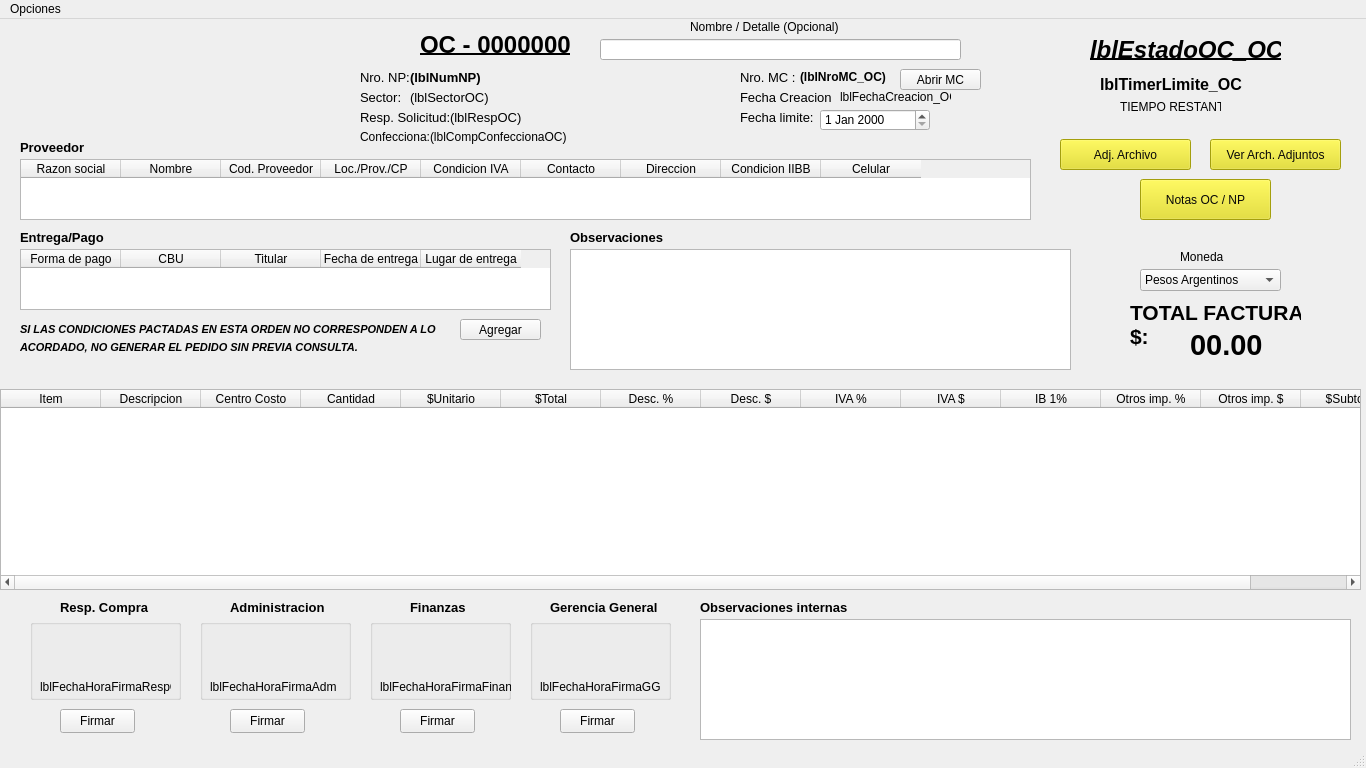
The window that editar_oc.ui (AyeQuinteros15/DemoPracticas) describes before a commit, drawn with Qt 5.
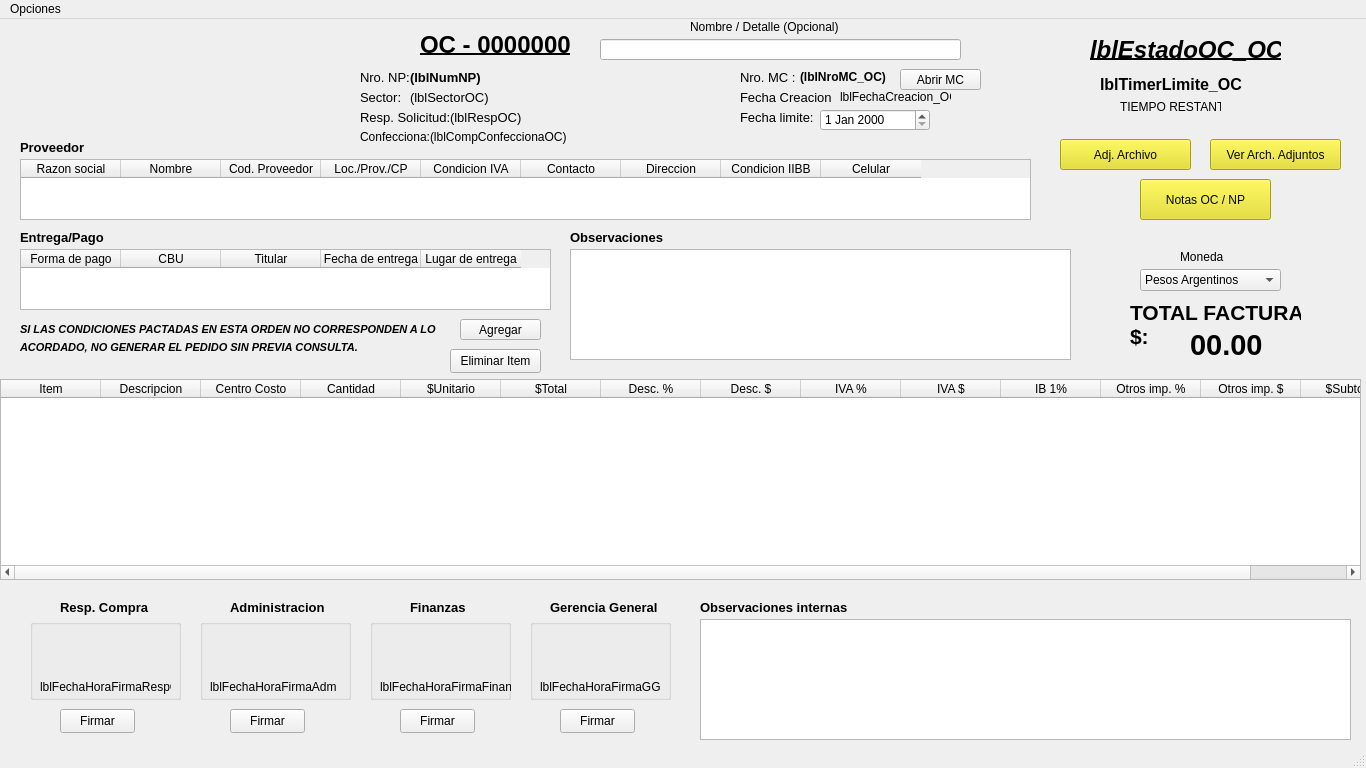
The same window after the commit. Icons and pictures are not drawn.

Diff of the .ui file:
```diff
--- a/editar_oc.ui
+++ b/editar_oc.ui
@@ -41,7 +41,7 @@
       <x>570</x>
       <y>230</y>
       <width>501</width>
-      <height>121</height>
+      <height>111</height>
      </rect>
     </property>
     <property name="styleSheet">
@@ -90,7 +90,7 @@
     <property name="geometry">
      <rect>
       <x>0</x>
-      <y>370</y>
+      <y>360</y>
       <width>1361</width>
       <height>201</height>
      </rect>
@@ -1264,6 +1264,19 @@
      <string>Moneda</string>
     </property>
    </widget>
+   <widget class="QPushButton" name="btnEliminarItem_OC">
+    <property name="geometry">
+     <rect>
+      <x>450</x>
+      <y>330</y>
+      <width>91</width>
+      <height>24</height>
+     </rect>
+    </property>
+    <property name="text">
+     <string>Eliminar Item</string>
+    </property>
+   </widget>
   </widget>
   <widget class="QMenuBar" name="menubar">
    <property name="geometry">
```
